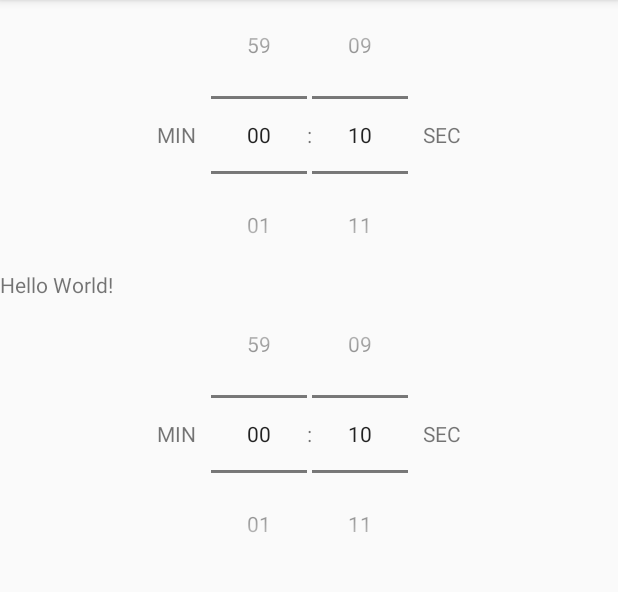
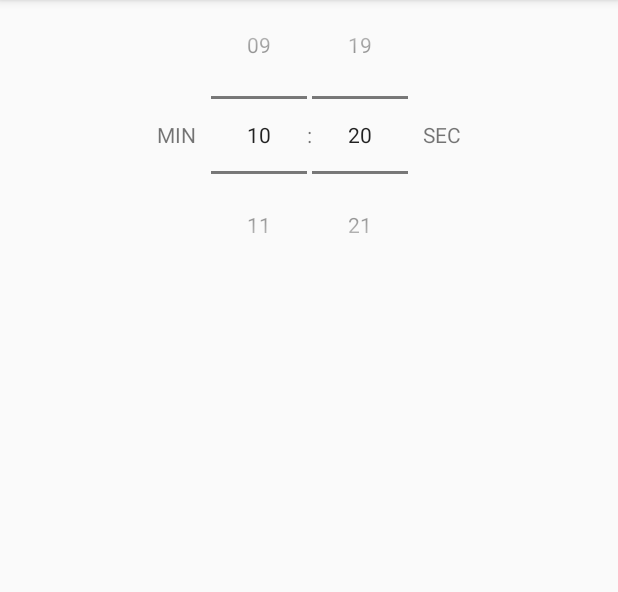
Before and after one commit to logikfabrik/hiit, an Android app: the screen it shows after launch (MainActivity), on a phone screen of 412 x 824 dp, the part 84-676 px from its top. Run offline under Robolectric (Android 15) with nearby library versions, the phone set to English and light mode, and no system bars.

Commit message:
Makes changes to the time pickers

```diff
--- a/src/app/src/main/java/se/logikfabrik/hiit/widgets/MyTimePartPicker.kt
+++ b/src/app/src/main/java/se/logikfabrik/hiit/widgets/MyTimePartPicker.kt
@@ -10,24 +10,33 @@ open class MyTimePartPicker : NumberPicker {
     constructor(context: Context) : super(context)
 
     constructor(context: Context, attrs: AttributeSet) : super(context, attrs) {
-        processXmlAttributes(attrs)
+        setXmlAttributes(attrs)
     }
 
-    constructor(context: Context, attrs: AttributeSet, defStyleAttr: Int) : super(context, attrs, defStyleAttr) {
-        processXmlAttributes(attrs, defStyleAttr)
+    constructor(context: Context, attrs: AttributeSet, defStyleAttr: Int) : super(
+        context,
+        attrs,
+        defStyleAttr
+    ) {
+        setXmlAttributes(attrs, defStyleAttr)
     }
 
-    constructor(context: Context, attrs: AttributeSet, defStyleAttr: Int, defStyleRes: Int) : super(context, attrs, defStyleAttr, defStyleRes) {
-        processXmlAttributes(attrs, defStyleAttr, defStyleRes)
-    }
-
-    private fun processXmlAttributes(attrs: AttributeSet, defStyleAttr: Int = 0, defStyleRes: Int = 0) {
-        val attributes = context.theme.obtainStyledAttributes(attrs, R.styleable.MyTimePartPicker, defStyleAttr, defStyleRes)
+    private fun setXmlAttributes(
+        attrs: AttributeSet,
+        defStyleAttr: Int = 0,
+        defStyleRes: Int = 0
+    ) {
+        val attributes = context.theme.obtainStyledAttributes(
+            attrs,
+            R.styleable.time_part_picker,
+            defStyleAttr,
+            defStyleRes
+        )
 
         try {
-            minValue = maxOf(attributes.getInt(R.styleable.MyTimePartPicker_minValue, 0), 0)
-            maxValue = maxOf(attributes.getInt(R.styleable.MyTimePartPicker_maxValue, 60), 0)
-            value = maxOf(attributes.getInt(R.styleable.MyTimePartPicker_defaultValue, 0), 0)
+            minValue = maxOf(attributes.getInt(R.styleable.time_part_picker_minValue, 0), 0)
+            maxValue = maxOf(attributes.getInt(R.styleable.time_part_picker_maxValue, 60), 0)
+            value = maxOf(attributes.getInt(R.styleable.time_part_picker_defaultValue, 0), 0)
         } finally {
             attributes.recycle()
         }
@@ -36,13 +45,15 @@ open class MyTimePartPicker : NumberPicker {
     override fun onFinishInflate() {
         super.onFinishInflate()
 
-        if(minValue >= maxValue) {
+        if (minValue >= maxValue) {
+            displayedValues = arrayOf<String>()
+
             return
         }
 
         val range = IntRange(minValue, maxValue)
 
-        val values = range.map { value -> if(value < 10) "0$value" else "$value"; }.toTypedArray()
+        val values = range.map { value -> if (value < 10) "0$value" else "$value"; }.toTypedArray()
 
         displayedValues = values
     }
--- a/src/app/src/main/java/se/logikfabrik/hiit/widgets/MyTimePicker.kt
+++ b/src/app/src/main/java/se/logikfabrik/hiit/widgets/MyTimePicker.kt
@@ -1,5 +1,4 @@
 package se.logikfabrik.hiit.widgets
-
 
 import android.content.Context
 import android.util.AttributeSet
@@ -9,20 +8,66 @@ import se.logikfabrik.hiit.R
 
 class MyTimePicker : LinearLayout {
 
-    var minMinValue: Int = 0
-    var maxMinValue: Int = 0
+    var minDefaultValue: Int = 0
 
-    var minSecValue: Int = 0
-    var maxSecValue: Int = 0
+    var secDefaultValue: Int = 0
 
-    constructor(context: Context) : super(context) {
+    private lateinit var minTimePartPicker: MyTimePartPicker
+    private lateinit var secTimePartPicker: MyTimePartPicker
 
-    }
+
 
     constructor(context: Context, attrs: AttributeSet) : super(context, attrs) {
+        setXmlAttributes(attrs)
+
         val inflater = context.getSystemService(Context.LAYOUT_INFLATER_SERVICE) as LayoutInflater
 
         inflater.inflate(R.layout.my_time_picker, this, true)
     }
 
+    constructor(context: Context, attrs: AttributeSet, defStyleAttr: Int) : super(
+        context,
+        attrs,
+        defStyleAttr
+    ) {
+        setXmlAttributes(attrs, defStyleAttr)
+
+        val inflater = context.getSystemService(Context.LAYOUT_INFLATER_SERVICE) as LayoutInflater
+
+        inflater.inflate(R.layout.my_time_picker, this, true)
+    }
+
+    private fun setXmlAttributes(
+        attrs: AttributeSet,
+        defStyleAttr: Int = 0,
+        defStyleRes: Int = 0
+    ) {
+        val attributes = context.theme.obtainStyledAttributes(
+            attrs,
+            R.styleable.time_picker,
+            defStyleAttr,
+            defStyleRes
+        )
+
+        try {
+            minDefaultValue =
+                maxOf(attributes.getInt(R.styleable.time_picker_minDefaultValue, 0), 0)
+            secDefaultValue =
+                maxOf(attributes.getInt(R.styleable.time_picker_secDefaultValue, 0), 0)
+        } finally {
+            attributes.recycle()
+        }
+    }
+
+
+    override fun onFinishInflate() {
+        super.onFinishInflate()
+
+        minTimePartPicker = findViewById<MyTimePartPicker>(R.id.min_time_part_picker)
+        minTimePartPicker.value = minDefaultValue
+
+        secTimePartPicker = findViewById<MyTimePartPicker>(R.id.sec_time_part_picker)
+        secTimePartPicker.value = secDefaultValue
+    }
+
 }
--- a/src/app/src/main/res/layout/activity_main.xml
+++ b/src/app/src/main/res/layout/activity_main.xml
@@ -13,57 +13,9 @@
 
         <se.logikfabrik.hiit.widgets.MyTimePicker
             android:layout_width="match_parent"
-            android:layout_height="wrap_content" />
-
-        <TextView
-            android:layout_width="wrap_content"
             android:layout_height="wrap_content"
-            android:text="Hello World!" />
-
-        <LinearLayout
-            android:layout_width="match_parent"
-            android:layout_height="wrap_content"
-            android:orientation="horizontal"
-            android:gravity="center_horizontal">
-
-            <TextView
-                android:layout_width="wrap_content"
-                android:layout_height="match_parent"
-                android:text="Min"
-                android:textAllCaps="true"
-                android:gravity="center_vertical"
-                android:layout_marginRight="10dp" />
-
-            <se.logikfabrik.hiit.widgets.MyTimePartPicker
-                android:layout_width="wrap_content"
-                android:layout_height="wrap_content"
-                app:defaultValue="0"
-                app:maxValue="59"
-                app:minValue="0" />
-
-            <TextView
-                android:layout_width="wrap_content"
-                android:layout_height="match_parent"
-                android:text=":"
-                android:gravity="center_vertical" />
-
-            <se.logikfabrik.hiit.widgets.MyTimePartPicker
-                android:layout_width="wrap_content"
-                android:layout_height="wrap_content"
-                app:defaultValue="10"
-                app:maxValue="59"
-                app:minValue="0" />
-
-            <TextView
-                android:layout_width="wrap_content"
-                android:layout_height="match_parent"
-                android:text="Sec"
-                android:textAllCaps="true"
-                android:gravity="center_vertical"
-                android:layout_marginLeft="10dp" />
-
-        </LinearLayout>
-
+            app:minDefaultValue="10"
+            app:secDefaultValue="20" />
 
     </LinearLayout>
 
--- a/src/app/src/main/res/layout/my_time_picker.xml
+++ b/src/app/src/main/res/layout/my_time_picker.xml
@@ -1,21 +1,21 @@
 <?xml version="1.0" encoding="utf-8"?>
-<LinearLayout
-    xmlns:android="http://schemas.android.com/apk/res/android"
+<LinearLayout xmlns:android="http://schemas.android.com/apk/res/android"
     xmlns:app="http://schemas.android.com/apk/res-auto"
     android:layout_width="match_parent"
     android:layout_height="wrap_content"
-    android:orientation="horizontal"
-    android:gravity="center_horizontal">
+    android:gravity="center_horizontal"
+    android:orientation="horizontal">
 
     <TextView
         android:layout_width="wrap_content"
         android:layout_height="match_parent"
+        android:layout_marginRight="10dp"
+        android:gravity="center_vertical"
         android:text="Min"
-            android:textAllCaps="true"
-            android:gravity="center_vertical"
-            android:layout_marginRight="10dp" />
+        android:textAllCaps="true" />
 
     <se.logikfabrik.hiit.widgets.MyTimePartPicker
+        android:id="@+id/min_time_part_picker"
         android:layout_width="wrap_content"
         android:layout_height="wrap_content"
         app:defaultValue="0"
@@ -25,22 +25,22 @@
     <TextView
         android:layout_width="wrap_content"
         android:layout_height="match_parent"
-            android:text=":"
-            android:gravity="center_vertical" />
+        android:gravity="center_vertical"
+        android:text=":" />
 
     <se.logikfabrik.hiit.widgets.MyTimePartPicker
+        android:id="@+id/sec_time_part_picker"
         android:layout_width="wrap_content"
         android:layout_height="wrap_content"
-            app:defaultValue="10"
         app:maxValue="59"
         app:minValue="0" />
 
     <TextView
         android:layout_width="wrap_content"
         android:layout_height="match_parent"
+        android:layout_marginLeft="10dp"
+        android:gravity="center_vertical"
         android:text="Sec"
-            android:textAllCaps="true"
-            android:gravity="center_vertical"
-            android:layout_marginLeft="10dp" />
+        android:textAllCaps="true" />
 
 </LinearLayout>
--- a/src/app/src/main/res/values/attrs.xml
+++ b/src/app/src/main/res/values/attrs.xml
@@ -1,10 +1,15 @@
 <?xml version="1.0" encoding="utf-8"?>
 <resources>
 
-    <declare-styleable name="MyTimePartPicker">
+    <declare-styleable name="time_part_picker">
         <attr name="maxValue" format="integer" />
         <attr name="minValue" format="integer" />
         <attr name="defaultValue" format="integer" />
     </declare-styleable>
 
+    <declare-styleable name="time_picker">
+        <attr name="minDefaultValue" format="integer" />
+        <attr name="secDefaultValue" format="integer" />
+    </declare-styleable>
+
 </resources>
```
Lines whose indentation alone changed are shown as unchanged.
